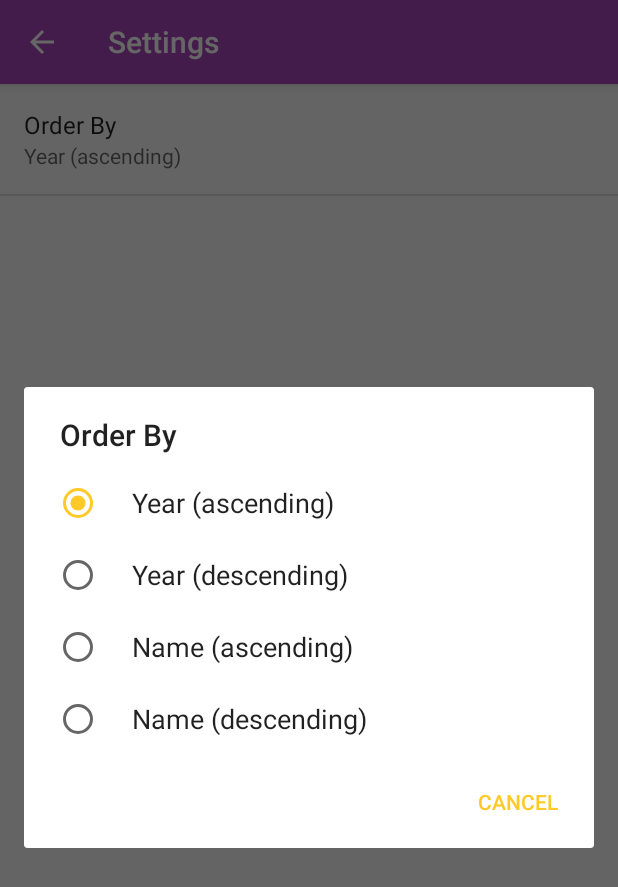
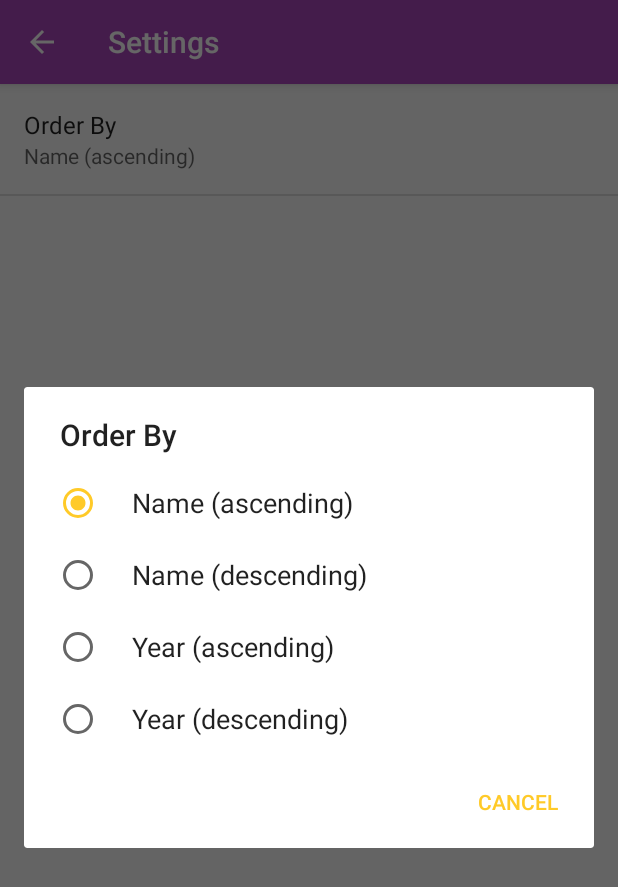
Before and after one commit to amaliaman/MyBookShop, an Android app: the SettingsActivity screen opened directly, with no data from a screen before it, after a tap on "Order By", on a phone screen of 412 x 824 dp. Shown: the top 887 px of the screen. Run offline under Robolectric (Android 15) with nearby library versions, the phone set to English and light mode, and no system bars.

Commit message:
Add screenshots

```diff
--- a/app/src/main/res/values/arrays.xml
+++ b/app/src/main/res/values/arrays.xml
@@ -14,16 +14,16 @@
 
     <!-- Order By preferences -->
     <string-array name="settings_order_by_labels">
+        <item>@string/settings_order_by_name_asc_label</item>
+        <item>@string/settings_order_by_name_desc_label</item>
         <item>@string/settings_order_by_year_asc_label</item>
         <item>@string/settings_order_by_year_desc_label</item>
-        <item>@string/settings_order_by_name_asc_label</item>
-        <item>@string/settings_order_by_name_desc_label</item>
     </string-array>
 
     <string-array name="settings_order_by_values">
+        <item>@string/settings_order_by_name_asc_value</item>
+        <item>@string/settings_order_by_name_desc_value</item>
         <item>@string/settings_order_by_year_asc_value</item>
         <item>@string/settings_order_by_year_desc_value</item>
-        <item>@string/settings_order_by_name_asc_value</item>
-        <item>@string/settings_order_by_name_desc_value</item>
     </string-array>
 </resources>
--- a/app/src/main/res/values/strings.xml
+++ b/app/src/main/res/values/strings.xml
@@ -101,7 +101,7 @@
     <!-- Strings For Order By Preference [CHAR LIMIT=30] -->
     <string name="settings_order_by_label">Order By</string>
     <string name="settings_order_by_key" translatable="false">order_by</string>
-    <string name="settings_order_by_default" translatable="false">@string/settings_order_by_year_asc_value</string>
+    <string name="settings_order_by_default" translatable="false">@string/settings_order_by_name_asc_value</string>
 
     <!-- Label for order_by year asc option [CHAR LIMIT=20] -->
     <string name="settings_order_by_year_asc_label">Year (ascending)</string>
```
Also changed, not shown: 4 other files.
